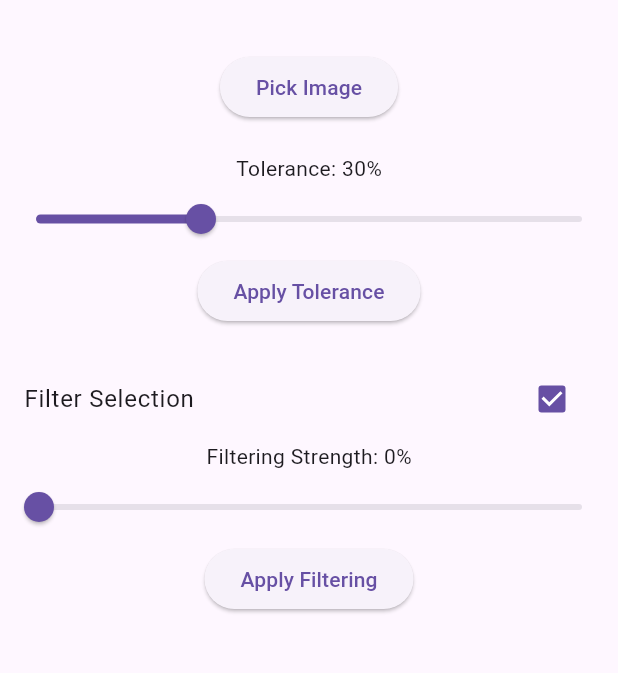
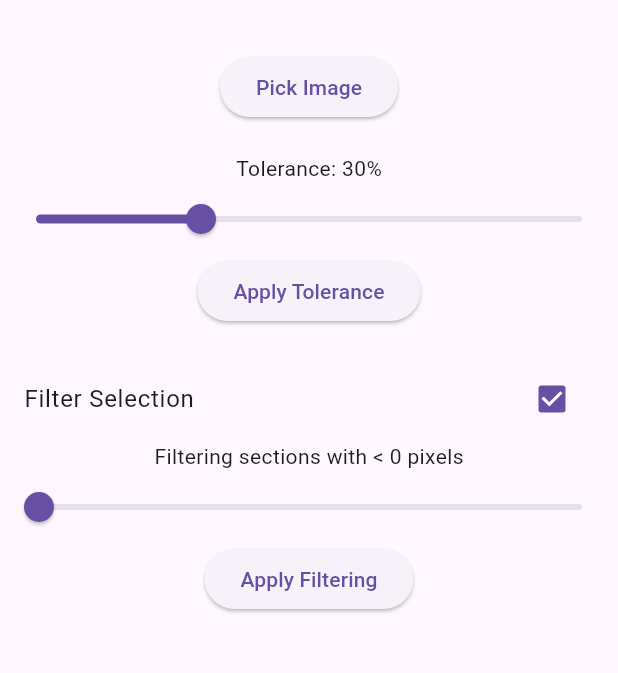
Before and after one commit to PickledPenguin/FloodFillDemo, a Flutter app: the screen it shows after launch, after a tap on "Filter Selection", after a tap on "Apply Filtering", on a phone screen of 412 x 824 dp, the part 63-736 px from its top. Run offline on Flutter 3.47's test engine with Material 3 defaults, Android fonts, the phone set to English and light mode, and no system bars; our stand-ins replace image_picker.

Commit message:
Fixed filtering workflow and functionality

```diff
--- a/lib/screens/screen.dart
+++ b/lib/screens/screen.dart
@@ -82,7 +82,7 @@ class _ImageSelectorScreenState extends State<ImageSelectorScreen> {
   void _applyFiltering() {
     setState(() {
       // Filter clusters of points based on filter strength
-      _outlinePoints = filterClusters(_outlinePoints, minSize: (100 - _filterStrength).toInt());
+      _outlinePoints = filterClusters(_outlinePoints, minSize: _filterStrength.toInt());
     });
   }
 
@@ -213,22 +213,19 @@ class _ImageSelectorScreenState extends State<ImageSelectorScreen> {
             onChanged: (value) {
               setState(() {
                 _enableFiltering = value!;
-                if (_enableFiltering) {
-                  _applyFiltering();  // Apply filtering immediately if enabled
-                }
               });
             },
           ),
 
           // Filtering controls (only visible if filtering is enabled)
           if (_enableFiltering) ...[
-            Text('Filtering Strength: ${_filterStrength.toInt()}%'),
+            Text('Filtering sections with < ${_filterStrength.toInt()} pixels'),
             Slider(
               min: 0,
-              max: 100,
-              divisions: 100,
+              max: 200,
+              divisions: 200,
               value: _filterStrength,
-              label: '${_filterStrength.toInt()}%',
+              label: '${_filterStrength.toInt()} px',
               onChanged: (value) {
                 setState(() {
                   _filterStrength = value;  // Update filter strength
```
